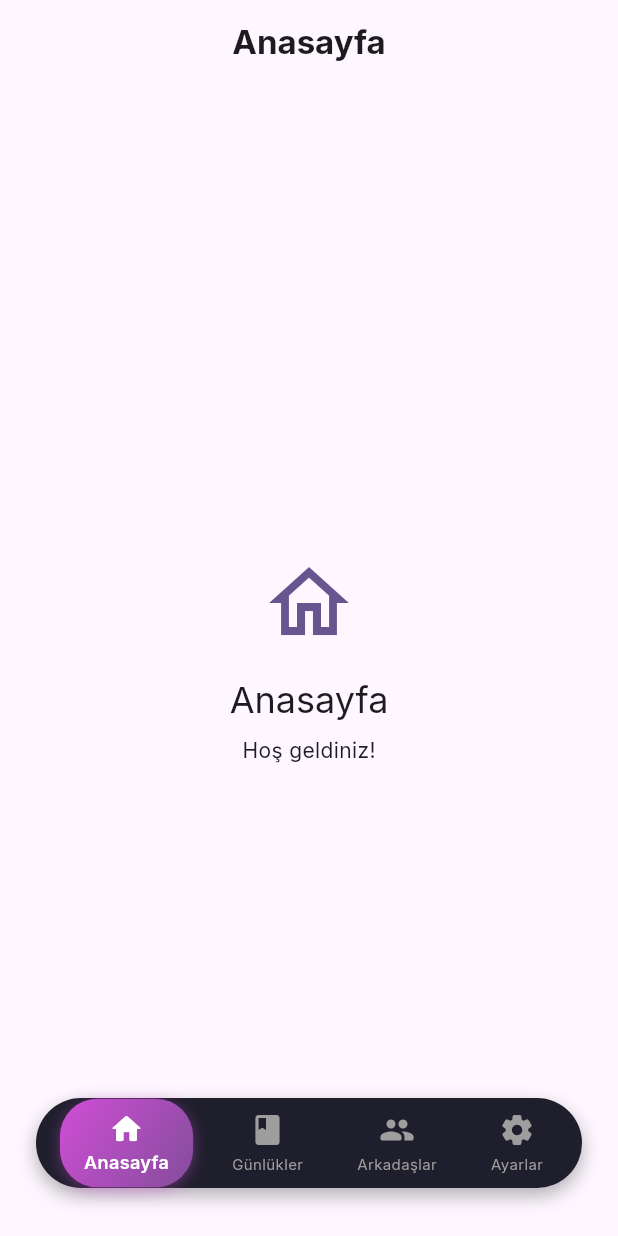
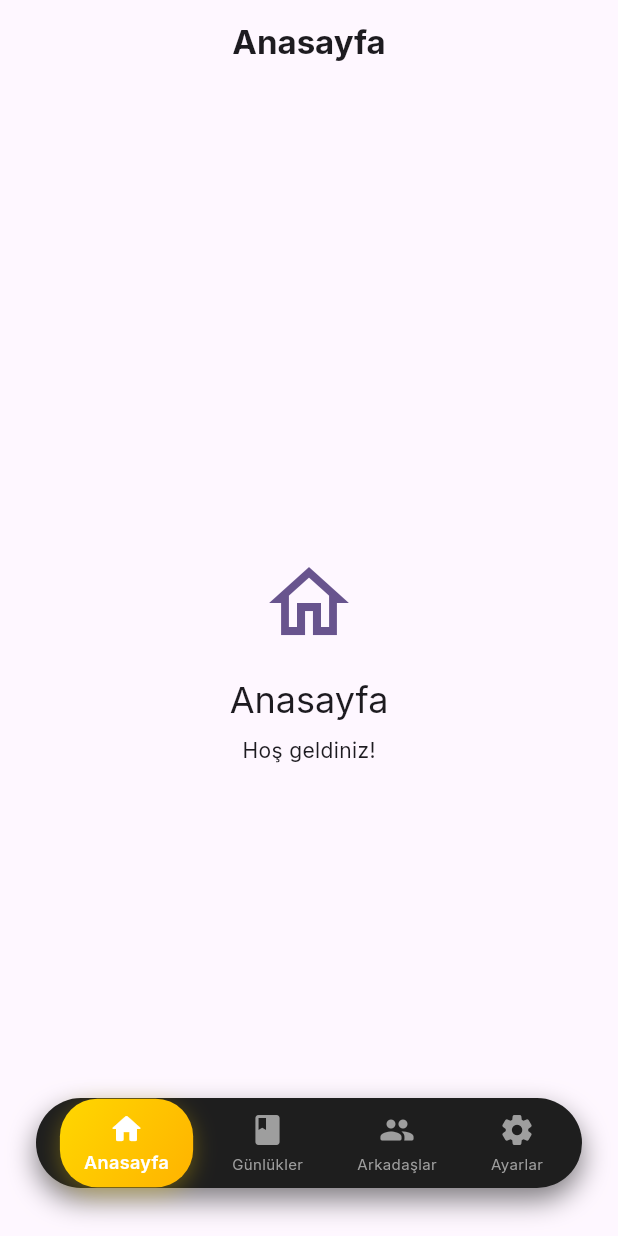
Before and after one commit to BGirginn/journal, a Flutter app: the screen it shows once a user with an empty profile is signed in, on a phone screen of 412 x 824 dp. Run offline on Flutter 3.47's test engine with Material 3 defaults, Android fonts, the phone set to English and light mode, and no system bars; our stand-ins replace audioplayers, cached_network_image, cloud_firestore, drift, firebase_auth, firebase_core and 10 more; missing offline and left inert: record; accounts and stored records are empty; generated files the repository leaves out were written again.

Commit message:
style: implement gold-yellow and dark luxury theme aesthetic

```diff
--- a/lib/core/theme/app_theme.dart
+++ b/lib/core/theme/app_theme.dart
@@ -8,7 +8,8 @@ enum AppColorTheme {
   red('Red', Colors.red),
   orange('Orange', Colors.orange),
   teal('Teal', Colors.teal),
-  pink('Pink', Colors.pink);
+  pink('Pink', Colors.pink),
+  gold('Gold', Color(0xFFFFD700));
 
   final String label;
   final Color color;
@@ -18,10 +19,25 @@ enum AppColorTheme {
 
 class AppTheme {
   static ThemeData getTheme(AppColorTheme colorTheme, Brightness brightness) {
-    final colorScheme = ColorScheme.fromSeed(
+    var colorScheme = ColorScheme.fromSeed(
       seedColor: colorTheme.color,
       brightness: brightness,
     );
+
+    // Deepen the dark mode for a more "luxurious black/grey" feel
+    if (brightness == Brightness.dark) {
+      colorScheme = colorScheme.copyWith(
+        surface: const Color(0xFF121212),
+        onSurface: Colors.white,
+        background: const Color(0xFF101010),
+        onBackground: Colors.white,
+        surfaceVariant: const Color(0xFF1E1E1E),
+        onSurfaceVariant: Colors.white70,
+        primary: colorTheme == AppColorTheme.gold
+            ? const Color(0xFFFFD700)
+            : colorScheme.primary,
+      );
+    }
 
     return ThemeData(
       useMaterial3: true,
--- a/lib/core/theme/theme_provider.dart
+++ b/lib/core/theme/theme_provider.dart
@@ -12,8 +12,8 @@ class ThemeSettings {
   final AppColorTheme colorTheme;
 
   const ThemeSettings({
-    this.mode = ThemeMode.system,
-    this.colorTheme = AppColorTheme.purple,
+    this.mode = ThemeMode.dark,
+    this.colorTheme = AppColorTheme.gold,
   });
 
   ThemeSettings copyWith({ThemeMode? mode, AppColorTheme? colorTheme}) {
--- a/lib/core/ui/custom_bottom_navigation.dart
+++ b/lib/core/ui/custom_bottom_navigation.dart
@@ -13,7 +13,7 @@ class CustomBottomNavigation extends StatelessWidget {
   @override
   Widget build(BuildContext context) {
     // Dark background color for the bar itself
-    final barBackgroundColor = const Color(0xFF1E1E2C);
+    final barBackgroundColor = const Color(0xFF1E1E1E);
 
     return Padding(
       padding: const EdgeInsets.fromLTRB(24, 0, 24, 32),
@@ -24,9 +24,9 @@ class CustomBottomNavigation extends StatelessWidget {
           borderRadius: BorderRadius.circular(35), // Fully rounded ends
           boxShadow: [
             BoxShadow(
-              color: Colors.black.withValues(alpha: 0.3),
-              blurRadius: 10,
-              offset: const Offset(0, 5),
+              color: Colors.black.withValues(alpha: 0.5),
+              blurRadius: 15,
+              offset: const Offset(0, 8),
             ),
           ],
         ),
@@ -71,8 +71,8 @@ class CustomBottomNavigation extends StatelessWidget {
             ? BoxDecoration(
                 gradient: const LinearGradient(
                   colors: [
-                    Color(0xFFD04ED6), // Pink-ish
-                    Color(0xFF834D9B), // Purple
+                    Color(0xFFFFD700), // Gold
+                    Color(0xFFFFB300), // Amber
                   ],
                   begin: Alignment.topLeft,
                   end: Alignment.bottomRight,
@@ -80,9 +80,9 @@ class CustomBottomNavigation extends StatelessWidget {
                 borderRadius: BorderRadius.circular(25),
                 boxShadow: [
                   BoxShadow(
-                    color: const Color(0xFFD04ED6).withValues(alpha: 0.4),
-                    blurRadius: 8,
-                    offset: const Offset(0, 2),
+                    color: const Color(0xFFFFD700).withValues(alpha: 0.3),
+                    blurRadius: 12,
+                    offset: const Offset(0, 4),
                   ),
                 ],
               )
```
